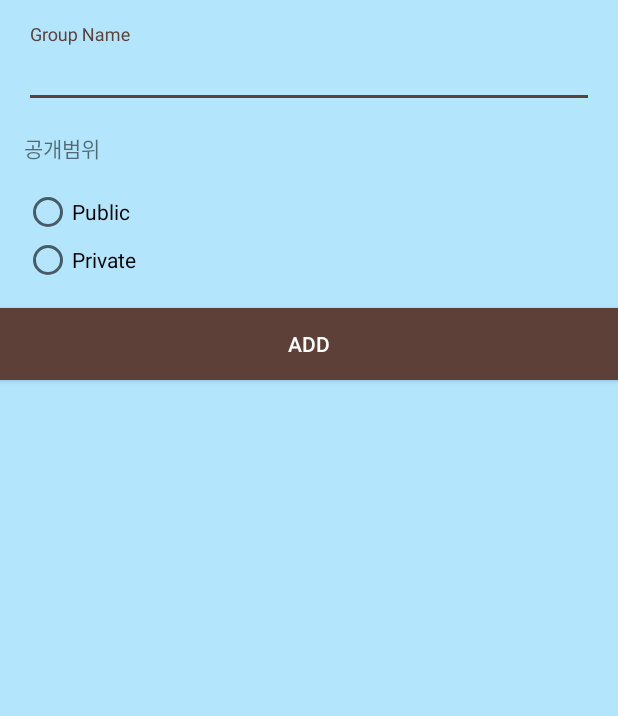
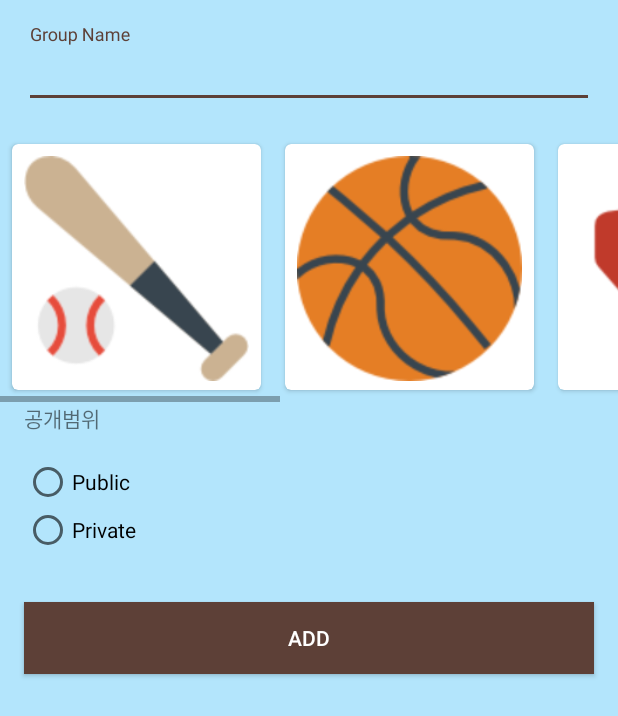
Before and after one commit to Leeyoungtaek/ScoreBase, an Android app: the AddGroupActivity screen opened directly, with no data from a screen before it, on a phone screen of 412 x 824 dp. Shown: the top 716 px of the screen. Run offline under Robolectric (Android 15) with nearby library versions, the phone set to English and light mode, and no system bars.

Commit message:
AddGroupActivity RecyclerView complete

```diff
--- a/app/build.gradle
+++ b/app/build.gradle
@@ -31,5 +31,7 @@ dependencies {
     compile 'me.zhanghai.android.materialprogressbar:library:1.1.7'
     compile 'de.hdodenhof:circleimageview:2.1.0'
     compile 'com.melnykov:floatingactionbutton:1.3.0'
+    compile 'com.android.support:cardview-v7:21.0.+'
+    compile 'com.android.support:recyclerview-v7:21.0.+'
 }
 apply plugin: 'com.google.gms.google-services'
--- a/app/src/main/java/com/scorebase/scorebase/AddGroupActivity.java
+++ b/app/src/main/java/com/scorebase/scorebase/AddGroupActivity.java
@@ -1,26 +1,51 @@
 package com.scorebase.scorebase;
 
-import android.content.Intent;
 import android.os.Bundle;
-import android.support.annotation.NonNull;
 import android.support.v7.app.AppCompatActivity;
-import android.text.TextUtils;
-import android.view.View;
-import android.widget.Button;
-import android.widget.EditText;
-import android.widget.ProgressBar;
-import android.widget.Toast;
+import android.support.v7.widget.LinearLayoutManager;
+import android.support.v7.widget.RecyclerView;
 
-import com.google.android.gms.tasks.OnCompleteListener;
-import com.google.android.gms.tasks.Task;
-import com.google.firebase.auth.AuthResult;
-import com.google.firebase.auth.FirebaseAuth;
+import java.util.ArrayList;
+import java.util.List;
 
 public class AddGroupActivity extends AppCompatActivity {
+
+    private RecyclerView mRecyclerView;
+    private RecyclerView.Adapter mAdapter;
+    private RecyclerView.LayoutManager mLayoutManager;
+
+    private List<Sport> sports;
 
     @Override
     protected void onCreate(Bundle savedInstanceState) {
         super.onCreate(savedInstanceState);
         setContentView(R.layout.activity_add_group);
+        mRecyclerView = (RecyclerView)findViewById(R.id.recycler_view);
+
+        mRecyclerView.setHasFixedSize(true);
+
+        mLayoutManager = new LinearLayoutManager(getApplicationContext(), LinearLayoutManager.HORIZONTAL, false);
+        mRecyclerView.setLayoutManager(mLayoutManager);
+
+        initializeData();
+
+        mAdapter = new AddSportAdapter(sports);
+        mRecyclerView.setAdapter(mAdapter);
+    }
+
+    private void initializeData(){
+        sports = new ArrayList<>();
+        sports.add(new Sport(R.drawable.baseball));
+        sports.add(new Sport(R.drawable.basketball));
+        sports.add(new Sport(R.drawable.boxing));
+        sports.add(new Sport(R.drawable.soccer));
+        sports.add(new Sport(R.drawable.tennisball));
+    }
+
+    class Sport{
+        int imageId;
+        Sport(int imageId){
+            this.imageId = imageId;
+        }
     }
 }
--- /dev/null
+++ b/app/src/main/java/com/scorebase/scorebase/AddSportAdapter.java
@@ -0,0 +1,58 @@
+package com.scorebase.scorebase;
+
+import android.support.v7.widget.CardView;
+import android.support.v7.widget.RecyclerView;
+import android.util.Log;
+import android.view.LayoutInflater;
+import android.view.View;
+import android.view.ViewGroup;
+import android.widget.ImageView;
+import android.widget.Toast;
+
+import java.util.List;
+
+/**
+ * Created by DSM_055 on 2016-08-31.
+ */
+public class AddSportAdapter extends RecyclerView.Adapter<AddSportAdapter.SportViewHolder> {
+
+    List<AddGroupActivity.Sport> sports;
+
+    AddSportAdapter(List<AddGroupActivity.Sport> sports){
+        this.sports = sports;
+    }
+
+    @Override
+    public SportViewHolder onCreateViewHolder(ViewGroup parent, int viewType) {
+        View v = LayoutInflater.from(parent.getContext()).inflate(R.layout.item_add_sport, parent, false);
+        SportViewHolder sportViewHolder = new SportViewHolder(v);
+        return sportViewHolder;
+    }
+
+    @Override
+    public void onBindViewHolder(final SportViewHolder holder, final int position) {
+        holder.sportImage.setImageResource(sports.get(position).imageId);
+        holder.cv.setOnClickListener(new View.OnClickListener() {
+            @Override
+            public void onClick(View view) {
+            }
+        });
+    }
+
+    @Override
+    public int getItemCount() {
+        return sports.size();
+    }
+
+    public static class SportViewHolder extends RecyclerView.ViewHolder {
+        CardView cv;
+        ImageView sportImage;
+
+        SportViewHolder(View itemView){
+            super(itemView);
+            cv = (CardView)itemView.findViewById(R.id.card_view);
+            sportImage = (ImageView)itemView.findViewById(R.id.add_sport_image);
+        }
+    }
+
+}
--- a/app/src/main/java/com/scorebase/scorebase/MainActivity.java
+++ b/app/src/main/java/com/scorebase/scorebase/MainActivity.java
@@ -79,7 +79,7 @@ public class MainActivity extends AppCompatActivity {
                 image_bitmap = (Bitmap) msg.obj;
                 Fragment frg = null;
                 frg = getSupportFragmentManager().findFragmentByTag("android:switcher:" + viewPager.getId() + ":" + 2);
-                if(frg != null){
+                if(viewPager.getCurrentItem()==2){
                     final FragmentTransaction ft = getSupportFragmentManager().beginTransaction();
                     ft.detach(frg);
                     ft.attach(frg);
--- a/app/src/main/res/layout/activity_add_group.xml
+++ b/app/src/main/res/layout/activity_add_group.xml
@@ -19,6 +19,12 @@
             android:hint="Group Name"
             android:inputType="text" />
     </android.support.design.widget.TextInputLayout>
+
+    <android.support.v7.widget.RecyclerView
+        android:id="@+id/recycler_view"
+        android:scrollbars="horizontal"
+        android:layout_width="match_parent"
+        android:layout_height="180dp"/>
 
     <TextView
         android:layout_width="match_parent"
@@ -47,6 +53,7 @@
         android:layout_gravity="bottom"
         android:layout_width="match_parent"
         android:layout_height="wrap_content"
+        android:layout_margin="16dp"
         android:background="@color/colorAccent"
         android:text="Add"/>
 
--- /dev/null
+++ b/app/src/main/res/layout/item_add_sport.xml
@@ -0,0 +1,16 @@
+<?xml version="1.0" encoding="utf-8"?>
+<android.support.v7.widget.CardView xmlns:android="http://schemas.android.com/apk/res/android"
+    xmlns:app="http://schemas.android.com/apk/res-auto"
+    android:id="@+id/card_view"
+    app:cardCornerRadius="4dp"
+    android:layout_width="wrap_content"
+    android:layout_height="match_parent"
+    android:layout_margin="8dp">
+
+    <ImageView
+        android:padding="8dp"
+        android:id="@+id/add_sport_image"
+        android:layout_width="166dp"
+        android:layout_height="166dp" />
+
+</android.support.v7.widget.CardView>
```
Also changed, not shown: app/src/main/res/drawable/baseball.png (added), app/src/main/res/drawable/basketball.png (added), app/src/main/res/drawable/boxing.png (added), app/src/main/res/drawable/soccer.png (added), app/src/main/res/drawable/tennisball.png (added).
